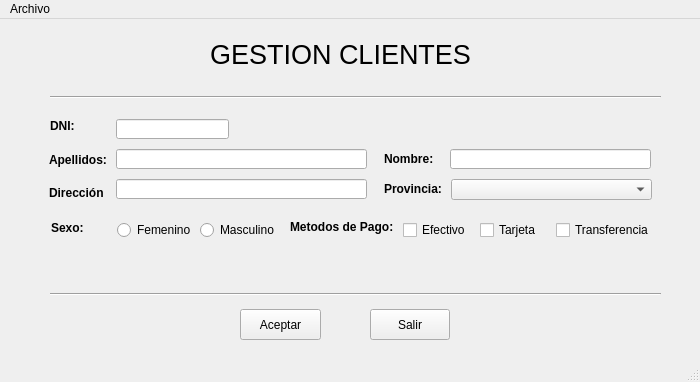
First picture: the form in UiGestionClientes.ui, repository arlumno/DI-ProyectoUI, before the edit.
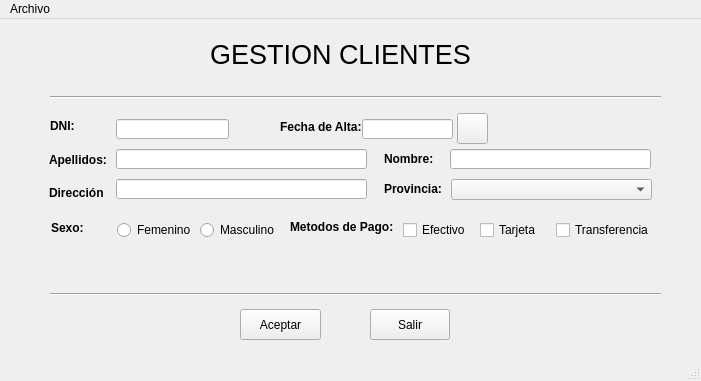
Second picture: the form after the edit. Icons and pictures are not drawn.

Patch:
```diff
--- a/UiGestionClientes.ui
+++ b/UiGestionClientes.ui
@@ -6,8 +6,8 @@
    <rect>
     <x>0</x>
     <y>0</y>
-    <width>700</width>
-    <height>382</height>
+    <width>701</width>
+    <height>381</height>
    </rect>
   </property>
   <property name="windowTitle">
@@ -349,13 +349,68 @@
      </rect>
     </property>
    </widget>
+   <widget class="QLineEdit" name="etFechaAlta">
+    <property name="geometry">
+     <rect>
+      <x>362</x>
+      <y>100</y>
+      <width>91</width>
+      <height>20</height>
+     </rect>
+    </property>
+    <property name="text">
+     <string/>
+    </property>
+   </widget>
+   <widget class="QLabel" name="label_9">
+    <property name="geometry">
+     <rect>
+      <x>280</x>
+      <y>100</y>
+      <width>81</width>
+      <height>16</height>
+     </rect>
+    </property>
+    <property name="font">
+     <font>
+      <weight>75</weight>
+      <bold>true</bold>
+     </font>
+    </property>
+    <property name="text">
+     <string>Fecha de Alta:</string>
+    </property>
+   </widget>
+   <widget class="QPushButton" name="bCalendar">
+    <property name="geometry">
+     <rect>
+      <x>457</x>
+      <y>94</y>
+      <width>31</width>
+      <height>31</height>
+     </rect>
+    </property>
+    <property name="text">
+     <string/>
+    </property>
+    <property name="icon">
+     <iconset>
+      <normaloff>calendar.png</normaloff>calendar.png</iconset>
+    </property>
+    <property name="iconSize">
+     <size>
+      <width>30</width>
+      <height>30</height>
+     </size>
+    </property>
+   </widget>
   </widget>
   <widget class="QMenuBar" name="menubar">
    <property name="geometry">
     <rect>
      <x>0</x>
      <y>0</y>
-     <width>700</width>
+     <width>701</width>
      <height>21</height>
     </rect>
    </property>
```
Left out of the diff: 11 changed lines with no effect on the pictures.
